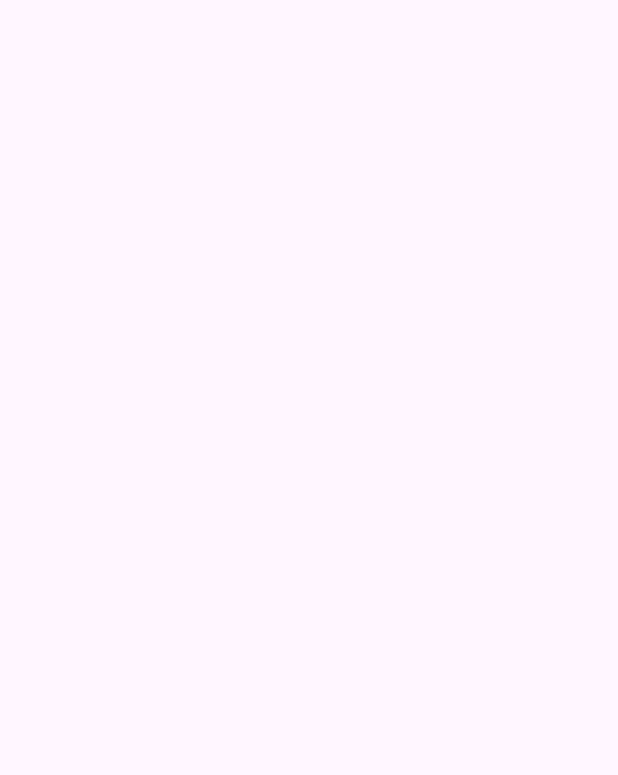
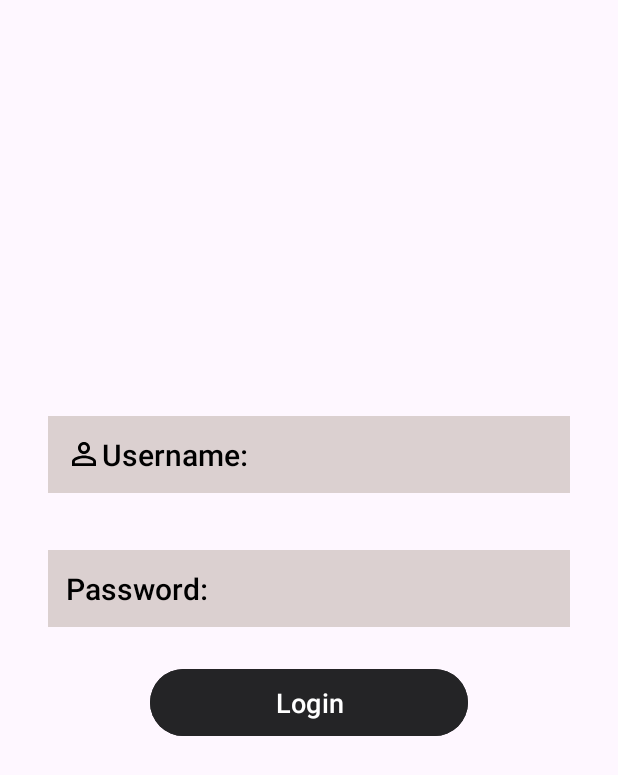
Before and after one commit to Zaa-iddd/Library-Management-System, an Android app: the screen it shows after launch (MainActivity), on a phone screen of 412 x 824 dp. Before the commit the part shown is empty. Shown: the top 775 px of the screen. Run offline under Robolectric (Android 15) with nearby library versions, the phone set to English and light mode, and no system bars.

Commit message:
Added login layout

```diff
--- /dev/null
+++ b/app/src/main/res/drawable/logouser.xml
@@ -0,0 +1,5 @@
+<vector xmlns:android="http://schemas.android.com/apk/res/android" android:height="24dp" android:tint="#000000" android:viewportHeight="24" android:viewportWidth="24" android:width="24dp">
+
+    <path android:fillColor="@android:color/white" android:pathData="M12,5.9c1.16,0 2.1,0.94 2.1,2.1s-0.94,2.1 -2.1,2.1S9.9,9.16 9.9,8s0.94,-2.1 2.1,-2.1m0,9c2.97,0 6.1,1.46 6.1,2.1v1.1L5.9,18.1L5.9,17c0,-0.64 3.13,-2.1 6.1,-2.1M12,4C9.79,4 8,5.79 8,8s1.79,4 4,4 4,-1.79 4,-4 -1.79,-4 -4,-4zM12,13c-2.67,0 -8,1.34 -8,4v3h16v-3c0,-2.66 -5.33,-4 -8,-4z"/>
+
+</vector>
--- a/app/src/main/res/layout/activity_main.xml
+++ b/app/src/main/res/layout/activity_main.xml
@@ -5,4 +5,65 @@
     android:id="@+id/main"
     android:layout_width="match_parent"
     android:layout_height="match_parent"
-    tools:context=".MainActivity"/>
+    tools:context=".MainActivity" >
+
+    <EditText
+        android:id="@+id/userInput"
+        android:layout_width="match_parent"
+        android:layout_height="wrap_content"
+        android:layout_marginHorizontal="32dp"
+        android:hint="Username: "
+        android:fontFamily="sans-serif-medium"
+        android:textColorHint="@color/black"
+        android:drawableLeft="@drawable/logouser"
+        android:background="#DBD0D0"
+        android:padding="12dp"
+        android:textSize="20sp"
+        app:layout_constraintBottom_toBottomOf="parent"
+        app:layout_constraintEnd_toEndOf="parent"
+        app:layout_constraintStart_toStartOf="parent"
+        app:layout_constraintTop_toTopOf="parent"
+        app:layout_constraintVertical_bias="0.359"
+
+        />
+
+
+    <EditText
+        android:id="@+id/passInput"
+        android:layout_width="match_parent"
+        android:layout_height="wrap_content"
+        android:layout_marginHorizontal="32dp"
+        android:background="#DBD0D0"
+        android:fontFamily="sans-serif-medium"
+        android:hint="Password: "
+        android:inputType="textPassword"
+        android:padding="12dp"
+        android:textColorHint="@color/black"
+        android:textSize="20sp"
+        app:layout_constraintBottom_toBottomOf="parent"
+        app:layout_constraintEnd_toEndOf="parent"
+        app:layout_constraintStart_toStartOf="parent"
+        app:layout_constraintTop_toBottomOf="@+id/userInput"
+        app:layout_constraintVertical_bias="0.085"
+
+        />
+
+
+    <Button
+        android:id="@+id/loginButton"
+        android:layout_width="0dp"
+        android:layout_height="wrap_content"
+        android:layout_marginHorizontal="100dp"
+        android:text="Login"
+        android:textSize="18sp"
+        android:fontFamily="sans-serif-medium"
+        android:textColor="@android:color/white"
+        android:backgroundTint="#242426"
+        android:paddingVertical="10dp"
+        app:layout_constraintTop_toBottomOf="@id/passInput"
+        app:layout_constraintStart_toStartOf="parent"
+        app:layout_constraintEnd_toEndOf="parent"
+        android:layout_marginTop="24dp" />
+
+
+</androidx.constraintlayout.widget.ConstraintLayout>
```
